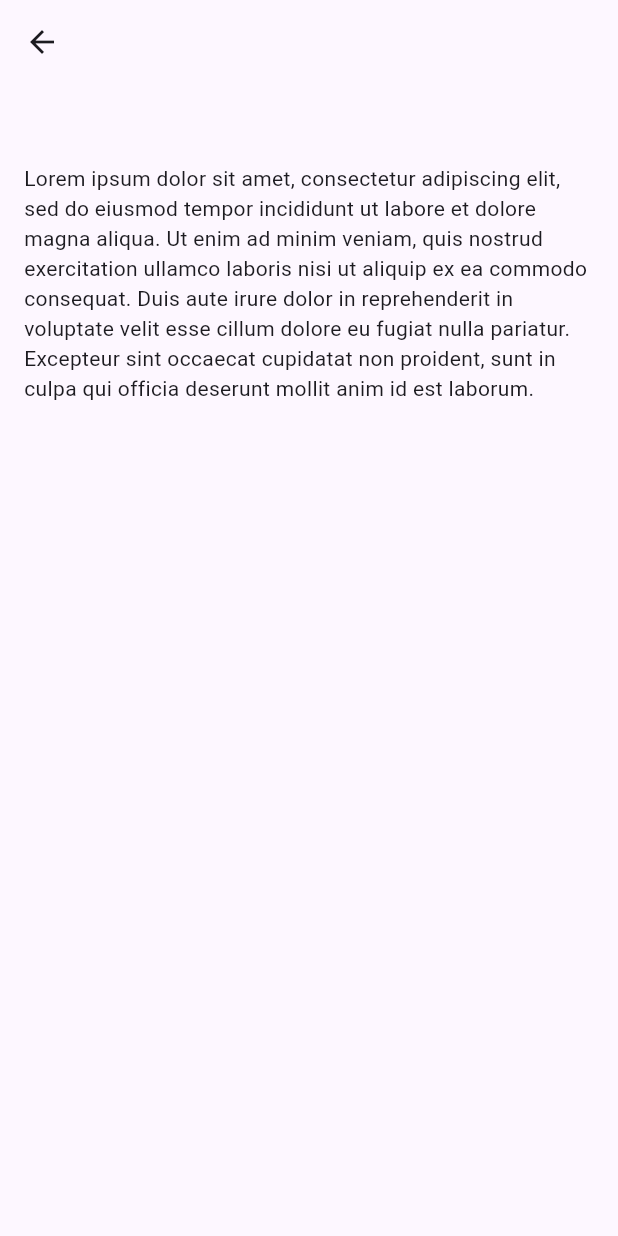
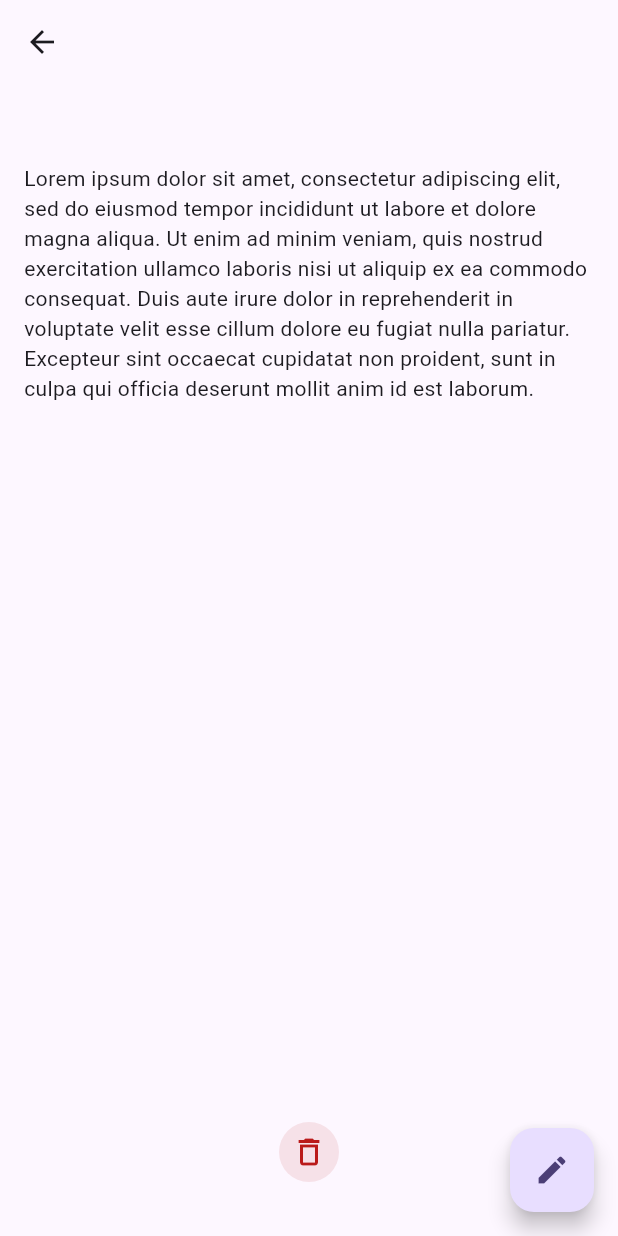
Before and after one commit to dotor-pragma/flutter-phase-one, a Flutter app: the DetailsScreen screen opened directly with empty values, on a phone screen of 412 x 824 dp. Run offline on Flutter 3.47's test engine with Material 3 defaults, Android fonts, the light colour scheme and no system bars; our stand-ins replace go_router.

Commit message:
feat: add delete functionality and update details screen routing with index param

```diff
--- a/lib/config/router/app_router.dart
+++ b/lib/config/router/app_router.dart
@@ -1,6 +1,5 @@
 import 'package:go_router/go_router.dart';
 import 'package:fase_1/presentation/screens/screens.dart';
-import 'package:fase_1/domain/entities/info_card.dart';
 
 final appRouter = GoRouter(
   initialLocation: '/',
@@ -21,7 +20,10 @@ final appRouter = GoRouter(
     GoRoute(
       path: '/details',
       name: DetailsScreen.routeName,
-      builder: (context, state) => DetailsScreen(card: state.extra as InfoCard),
+      builder: (context, state) {
+        final extras = state.extra as DetailsScreenParams;
+        return DetailsScreen(params: extras);
+      },
     ),
   ],
 );
--- a/lib/domain/entities/info_card.dart
+++ b/lib/domain/entities/info_card.dart
@@ -3,4 +3,6 @@ class InfoCard {
   final String description;
 
   InfoCard({required this.title, required this.description});
+
+  Map<String, dynamic> toJson() => {'title': title, 'description': description};
 }
--- a/lib/presentation/screens/details_screen.dart
+++ b/lib/presentation/screens/details_screen.dart
@@ -1,17 +1,46 @@
 import 'package:flutter/material.dart';
+import 'package:go_router/go_router.dart';
+import 'package:provider/provider.dart';
 
 import 'package:fase_1/domain/entities/info_card.dart';
+import 'package:fase_1/presentation/providers/cards_provider.dart';
+import 'package:fase_1/presentation/screens/form_screen.dart';
+import 'package:fase_1/presentation/widgets/infocard/card_action_btn.dart';
+
+class DetailsScreenParams {
+  final InfoCard card;
+  final int index;
+
+  DetailsScreenParams({required this.card, required this.index});
+
+  Map<String, dynamic>? toJson() => {'card': card.toJson(), 'index': index};
+}
 
 class DetailsScreen extends StatelessWidget {
   static const String routeName = 'details_screen';
-  final InfoCard card;
 
-  const DetailsScreen({super.key, required this.card});
+  final DetailsScreenParams params;
+
+  const DetailsScreen({super.key, required this.params});
+
+  InfoCard get card => params.card;
+  int get index => params.index;
 
   @override
   Widget build(BuildContext context) {
+    final theme = Theme.of(context);
+    final cardsProvider = context.read<CardsProvider>();
     return Scaffold(
       appBar: AppBar(title: Text(card.title, maxLines: 2)),
+      floatingActionButton: FloatingActionButton(
+        onPressed: () {
+          context.pushNamed(
+            FormScreen.routeName,
+            extra: FormScreenParams(card: card, index: index),
+          );
+        },
+        child: const Icon(Icons.edit),
+      ),
       body: Padding(
         padding: const EdgeInsets.all(16.0),
         child: Column(
@@ -21,6 +50,17 @@ class DetailsScreen extends StatelessWidget {
             Text(
               'Lorem ipsum dolor sit amet, consectetur adipiscing elit, sed do eiusmod tempor incididunt ut labore et dolore magna aliqua. Ut enim ad minim veniam, quis nostrud exercitation ullamco laboris nisi ut aliquip ex ea commodo consequat. Duis aute irure dolor in reprehenderit in voluptate velit esse cillum dolore eu fugiat nulla pariatur. Excepteur sint occaecat cupidatat non proident, sunt in culpa qui officia deserunt mollit anim id est laborum.',
             ),
+            Expanded(child: Container()),
+            CardActionButton(
+              icon: Icons.delete_outline,
+              backgroundColor: theme.colorScheme.error.withValues(alpha: 0.1),
+              iconColor: theme.colorScheme.error,
+              onPressed: () {
+                cardsProvider.removeCard(index);
+                context.pop();
+              },
+            ),
+            const SizedBox(height: 16),
           ],
         ),
       ),
--- a/lib/presentation/screens/form_screen.dart
+++ b/lib/presentation/screens/form_screen.dart
@@ -11,6 +11,8 @@ class FormScreenParams {
   final int? index;
 
   FormScreenParams({this.card, this.index});
+
+  Map<String, dynamic>? toJson() => {'card': card?.toJson(), 'index': index};
 }
 
 class FormScreen extends StatefulWidget {
--- a/lib/presentation/screens/home_screen.dart
+++ b/lib/presentation/screens/home_screen.dart
@@ -43,8 +43,10 @@ class _HomeView extends StatelessWidget {
               FormScreen.routeName,
               extra: FormScreenParams(card: card, index: index),
             ),
-            onTap: () =>
-                context.pushNamed(DetailsScreen.routeName, extra: card),
+            onTap: () => context.pushNamed(
+              DetailsScreen.routeName,
+              extra: DetailsScreenParams(card: card, index: index),
+            ),
           );
         },
       ),
```
